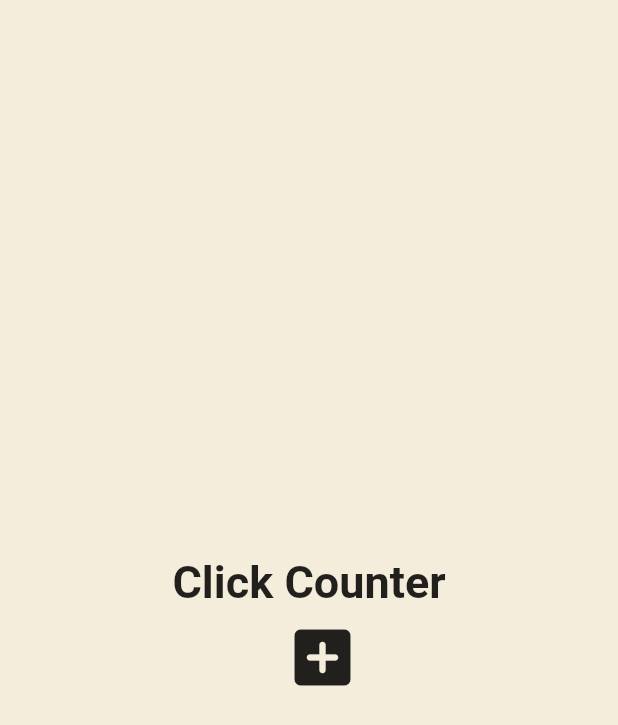
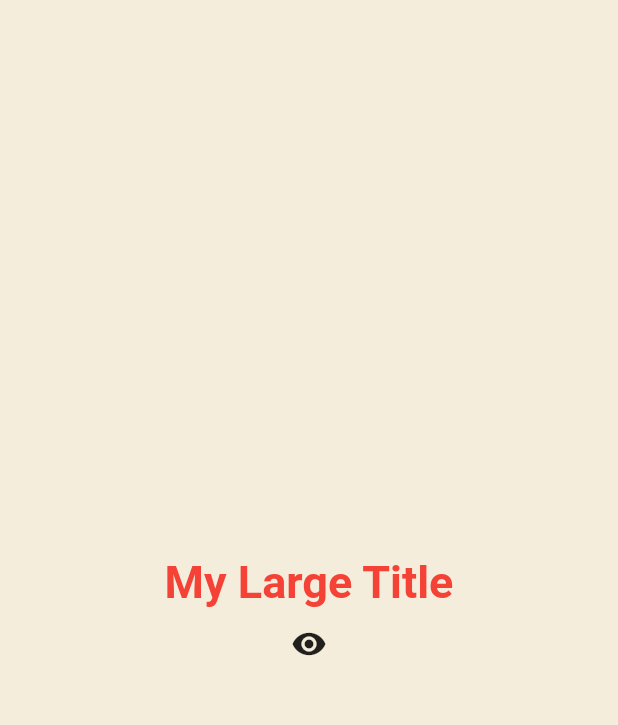
Before and after one commit to GoX2Maker/Flutter101, a Flutter app: the screen it shows after launch, on a phone screen of 412 x 824 dp. Shown: the top 725 px of the screen. Run offline on Flutter 3.47's test engine with Material 2 defaults, Android fonts, the light colour scheme and no system bars.

Commit message:
4강 완독

```diff
--- a/widget101/lib/main.dart
+++ b/widget101/lib/main.dart
@@ -12,40 +12,33 @@
 }
 
 class _MyAppState extends State<MyApp> {
-  int counter = 0;
-  List<int> numbers = [];
+  bool showTitle = true;
 
-  void onClicked() {
+  void toggleTitle() {
     setState(() {
-      counter++;
-      numbers.add(counter);
+      showTitle = !showTitle;
     });
   }
 
   @override
   Widget build(BuildContext context) {
     return MaterialApp(
+      theme: ThemeData(
+          textTheme: const TextTheme(
+              titleLarge: TextStyle(
+        color: Colors.red,
+      ))),
       home: Scaffold(
         backgroundColor: const Color(0xfff4eddb),
         body: Center(
           child: Column(
             mainAxisAlignment: MainAxisAlignment.center,
             children: [
-              const Text(
-                'Click Counter',
-                style: TextStyle(
-                  fontSize: 30,
-                  fontWeight: FontWeight.bold,
-                ),
-              ),
-              for (var i in numbers) Text('$i'),
+              showTitle ? const MyLargeTitle() : const Text('nothing'),
               IconButton(
-                onPressed: onClicked,
-                icon: const Icon(
-                  Icons.add_box_rounded,
-                  size: 50,
-                ),
-              ),
+                onPressed: toggleTitle,
+                icon: const Icon(Icons.remove_red_eye),
+              )
             ],
           ),
         ),
@@ -53,3 +46,41 @@
     );
   }
 }
+
+class MyLargeTitle extends StatefulWidget {
+  const MyLargeTitle({
+    super.key,
+  });
+
+  @override
+  State<MyLargeTitle> createState() => _MyLargeTitleState();
+}
+
+class _MyLargeTitleState extends State<MyLargeTitle> {
+  @override
+  void initState() {
+    // TODO: implement initState
+    super.initState();
+    print("initState");
+  }
+
+  @override
+  void dispose() {
+    // TODO: implement dispose
+    super.dispose();
+    print("dispose");
+  }
+
+  @override
+  Widget build(BuildContext context) {
+    print("build");
+    return Text(
+      'My Large Title',
+      style: TextStyle(
+        fontSize: 30,
+        fontWeight: FontWeight.bold,
+        color: Theme.of(context).textTheme.titleLarge!.color,
+      ),
+    );
+  }
+}
```
